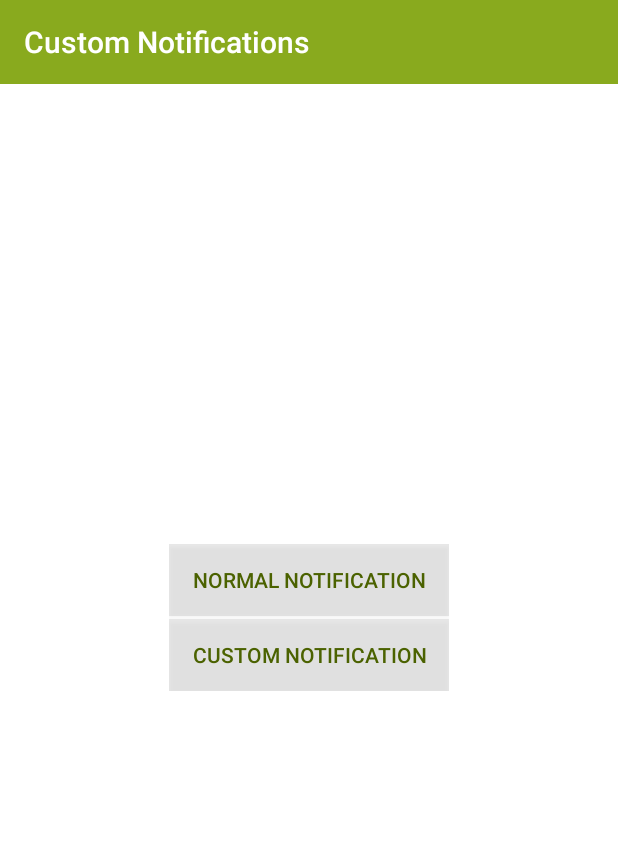
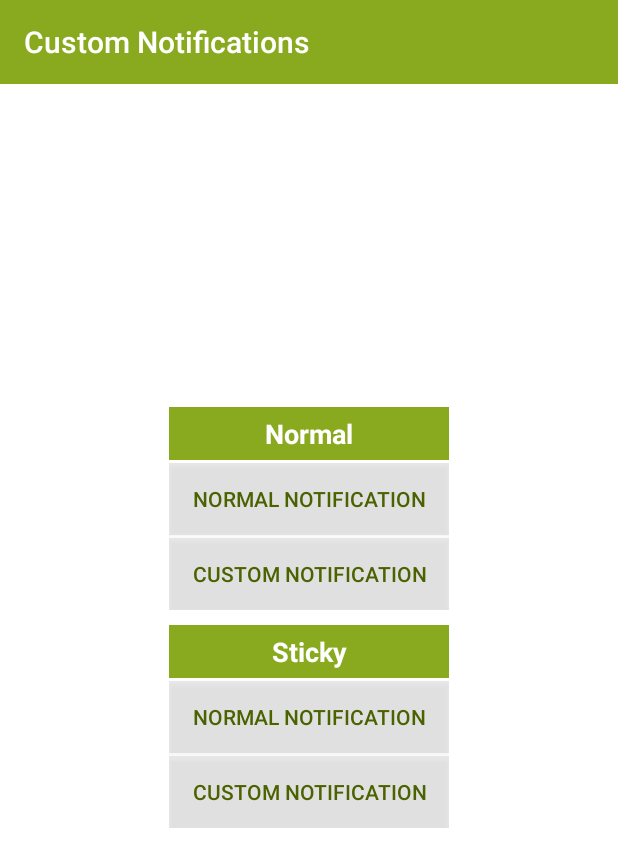
Before and after one commit to Siziksu/AndroidCustomNotifications, an Android app: the screen it shows after launch (MainActivity), after a tap on "CUSTOM NOTIFICATION", on a phone screen of 412 x 824 dp. Shown: the top 867 px of the screen. Run offline under Robolectric (Android 15) with nearby library versions, the phone set to English and light mode, and no system bars; our stand-ins replace ButterKnife.

Commit message:
sticky notifications

```diff
--- a/app/src/main/java/com/siziksu/notifications/ui/activity/MainActivity.java
+++ b/app/src/main/java/com/siziksu/notifications/ui/activity/MainActivity.java
@@ -31,12 +31,22 @@ public class MainActivity extends AppCompatActivity {
     }
 
     @OnClick(R.id.buttonNormal)
-    public void onLeftButtonClick() {
-        manager.showNotification();
+    public void onNormalButtonClick() {
+        manager.showNotification(false);
     }
 
     @OnClick(R.id.buttonCustom)
-    public void onRightButtonClick() {
-        customManager.showCustomNotification();
+    public void onCustomButtonClick() {
+        customManager.showCustomNotification(false);
+    }
+
+    @OnClick(R.id.buttonNormalSticky)
+    public void onNormalStickyButtonClick() {
+        manager.showNotification(true);
+    }
+
+    @OnClick(R.id.buttonCustomSticky)
+    public void onCustomStickyButtonClick() {
+        customManager.showCustomNotification(true);
     }
 }
--- a/app/src/main/java/com/siziksu/notifications/ui/manager/CustomNotificationManager.java
+++ b/app/src/main/java/com/siziksu/notifications/ui/manager/CustomNotificationManager.java
@@ -28,7 +28,7 @@ public class CustomNotificationManager {
         this.context = context;
     }
 
-    public void showCustomNotification() {
+    public void showCustomNotification(boolean sticky) {
         RemoteViews remoteViews = getRemoteViews(
                 context,
                 R.layout.notification,
@@ -58,6 +58,9 @@ public class CustomNotificationManager {
                 .setAutoCancel(true);
         NotificationManagerCompat notificationManager = NotificationManagerCompat.from(context);
         Notification notification = builder.build();
+        if (sticky) {
+            notification.flags |= Notification.FLAG_NO_CLEAR | Notification.FLAG_ONGOING_EVENT;
+        }
         notificationManager.notify(CUSTOM_NOTIFICATION_ID, notification);
     }
 
--- a/app/src/main/java/com/siziksu/notifications/ui/manager/NotificationManager.java
+++ b/app/src/main/java/com/siziksu/notifications/ui/manager/NotificationManager.java
@@ -31,7 +31,7 @@ public class NotificationManager {
         this.context = context;
     }
 
-    public void showNotification() {
+    public void showNotification(boolean sticky) {
         TaskStackBuilder stack = TaskStackBuilder.create(context);
         stack.addParentStack(MainActivity.class);
         stack.addNextIntent(new Intent(context, MainActivity.class));
@@ -56,6 +56,9 @@ public class NotificationManager {
                 .setAutoCancel(true);
         NotificationManagerCompat notificationManager = NotificationManagerCompat.from(context);
         Notification notification = builder.build();
+        if (sticky) {
+            notification.flags |= Notification.FLAG_NO_CLEAR | Notification.FLAG_ONGOING_EVENT;
+        }
         notificationManager.notify(NORMAL_NOTIFICATION_ID, notification);
     }
 }
--- a/app/src/main/res/layout/activity_main.xml
+++ b/app/src/main/res/layout/activity_main.xml
@@ -22,6 +22,25 @@
         android:layout_centerInParent="true"
         android:orientation="vertical">
 
+        <TextView
+            android:layout_width="match_parent"
+            android:layout_height="wrap_content"
+            android:layout_marginBottom="2dp"
+            android:padding="5dp"
+            android:background="@color/colorPrimary"
+            android:gravity="center"
+            android:text="@string/normal_notifications"
+            android:textColor="@color/textColorPrimary"
+            android:textSize="18sp"
+            android:textStyle="bold" />
+
+        <LinearLayout
+            android:layout_width="wrap_content"
+            android:layout_height="wrap_content"
+            android:layout_marginBottom="10dp"
+            android:background="@null"
+            android:orientation="vertical">
+
             <Button
                 android:id="@+id/buttonNormal"
                 android:layout_width="wrap_content"
@@ -43,4 +62,45 @@
                 android:text="@string/action_custom"
                 android:textColor="@drawable/button_text" />
         </LinearLayout>
+
+        <LinearLayout
+            android:layout_width="wrap_content"
+            android:layout_height="wrap_content"
+            android:background="@null"
+            android:orientation="vertical">
+
+            <TextView
+                android:layout_width="match_parent"
+                android:layout_height="wrap_content"
+                android:layout_marginBottom="2dp"
+                android:padding="5dp"
+                android:background="@color/colorPrimary"
+                android:gravity="center"
+                android:text="@string/sticky_notifications"
+                android:textColor="@color/textColorPrimary"
+                android:textSize="18sp"
+                android:textStyle="bold" />
+
+            <Button
+                android:id="@+id/buttonNormalSticky"
+                android:layout_width="wrap_content"
+                android:layout_height="wrap_content"
+                android:layout_marginBottom="2dp"
+                android:paddingStart="15dp"
+                android:paddingEnd="15dp"
+                android:background="@color/grey"
+                android:text="@string/action_normal"
+                android:textColor="@drawable/button_text" />
+
+            <Button
+                android:id="@+id/buttonCustomSticky"
+                android:layout_width="wrap_content"
+                android:layout_height="wrap_content"
+                android:paddingStart="15dp"
+                android:paddingEnd="15dp"
+                android:background="@color/grey"
+                android:text="@string/action_custom"
+                android:textColor="@drawable/button_text" />
+        </LinearLayout>
+    </LinearLayout>
 </RelativeLayout>
--- a/app/src/main/res/values/colors.xml
+++ b/app/src/main/res/values/colors.xml
@@ -20,4 +20,5 @@
     <color name="notificationButtonDisabled">#ff838383</color>
     <color name="notificationButtonFocused">#acdc10</color>
     <color name="notificationButtonDefault">#4B6200</color>
+    <color name="textColorPrimary">#ffffff</color>
 </resources>
--- a/app/src/main/res/values/strings.xml
+++ b/app/src/main/res/values/strings.xml
@@ -5,4 +5,6 @@
     <string name="action_cancel">Cancel</string>
     <string name="time">"09:37"</string>
     <string name="jane_doe">Jane Doe</string>
+    <string name="sticky_notifications">Sticky</string>
+    <string name="normal_notifications">Normal</string>
 </resources>
```
Lines whose indentation alone changed are shown as unchanged.
